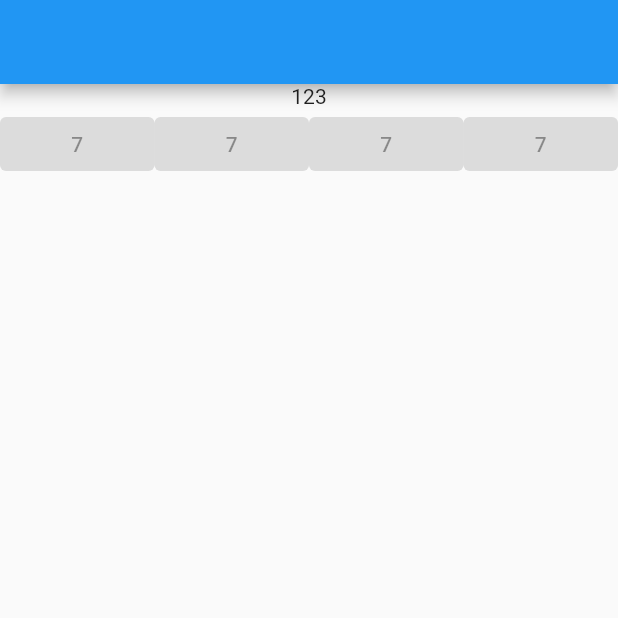
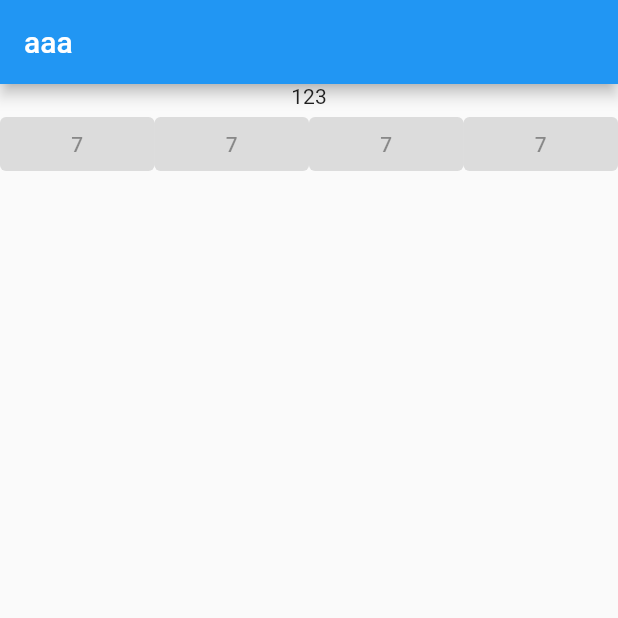
Before and after one commit to ahmedgebril20/cal-flu, a Flutter app: the screen it shows after launch, on a phone screen of 412 x 824 dp, the top half of it. Run offline on Flutter 3.47's test engine with Material 2 defaults, Android fonts, the phone set to English and light mode, and no system bars.

Commit message:
update appbar text

```diff
--- a/lib/main.dart
+++ b/lib/main.dart
@@ -9,7 +9,7 @@ class Calculator extends StatelessWidget{
   Widget build(BuildContext context) {
     return MaterialApp(
       home: Scaffold(
-        appBar: AppBar(),
+        appBar: AppBar(title: Text('aaa'),),
         body: CalculatorWidget(),
       ),
     );
```
